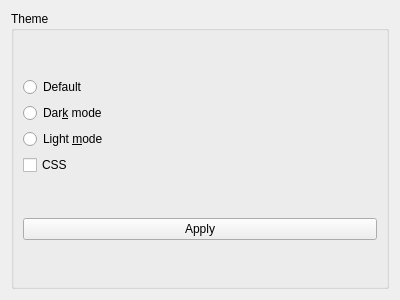
Before: the Qt Designer form Music_Generator/settings.ui in Jared-Gross/Algorhythm, drawn with Qt 5.
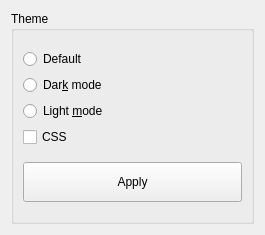
After: the same form once the commit is applied.

What changed in the file:
```diff
--- a/Music_Generator/settings.ui
+++ b/Music_Generator/settings.ui
@@ -6,8 +6,8 @@
    <rect>
     <x>0</x>
     <y>0</y>
-    <width>400</width>
-    <height>300</height>
+    <width>265</width>
+    <height>235</height>
    </rect>
   </property>
   <property name="windowTitle">
@@ -15,51 +15,57 @@
   </property>
   <layout class="QGridLayout" name="gridLayout_2">
    <item row="0" column="0">
-    <layout class="QGridLayout" name="gridLayout">
-     <item row="0" column="0">
       <widget class="QGroupBox" name="groupBox">
        <property name="title">
         <string>Theme</string>
        </property>
        <layout class="QGridLayout" name="gridLayout_4">
         <item row="0" column="0">
-         <layout class="QHBoxLayout" name="horizontalLayout">
+       <layout class="QVBoxLayout" name="verticalLayout">
           <item>
-           <layout class="QGridLayout" name="gridLayout_5">
-            <item row="1" column="0">
+         <widget class="QRadioButton" name="radDefault">
+          <property name="text">
+           <string>Default</string>
+          </property>
+         </widget>
+        </item>
+        <item>
              <widget class="QRadioButton" name="radDark">
               <property name="text">
                <string>Dar&amp;k mode</string>
               </property>
              </widget>
             </item>
-            <item row="6" column="0">
+        <item>
              <widget class="QRadioButton" name="radLight">
               <property name="text">
                <string>Light &amp;mode</string>
               </property>
              </widget>
             </item>
-            <item row="7" column="0">
+        <item>
              <widget class="QCheckBox" name="customeCSS">
               <property name="text">
                <string>CSS</string>
               </property>
              </widget>
             </item>
-            <item row="0" column="0">
-             <widget class="QRadioButton" name="radDefault">
-              <property name="text">
-               <string>Default</string>
-              </property>
-             </widget>
-            </item>
-           </layout>
-          </item>
          </layout>
         </item>
         <item row="1" column="0">
          <widget class="QPushButton" name="btnApply">
+        <property name="sizePolicy">
+         <sizepolicy hsizetype="Minimum" vsizetype="Fixed">
+          <horstretch>0</horstretch>
+          <verstretch>0</verstretch>
+         </sizepolicy>
+        </property>
+        <property name="minimumSize">
+         <size>
+          <width>0</width>
+          <height>40</height>
+         </size>
+        </property>
           <property name="text">
            <string>Apply</string>
           </property>
@@ -67,8 +73,6 @@
         </item>
        </layout>
       </widget>
-     </item>
-    </layout>
    </item>
   </layout>
  </widget>
```
Lines whose indentation alone changed are shown as unchanged.
